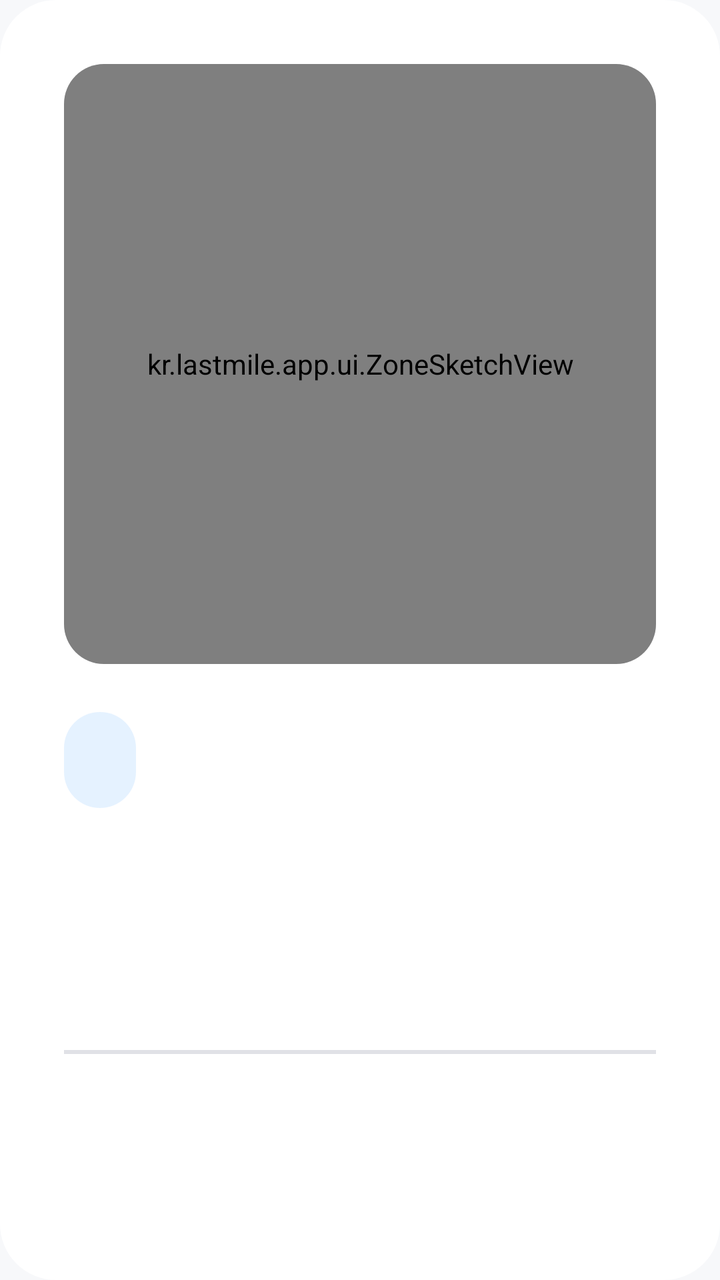
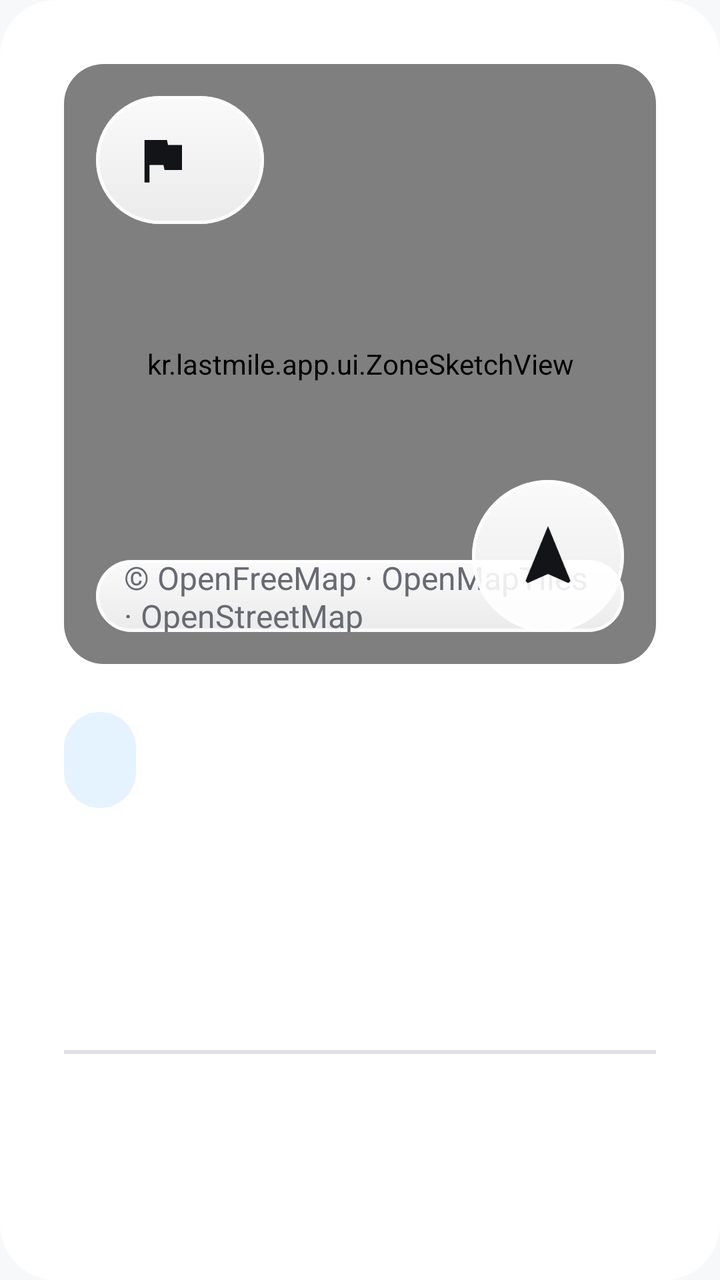

Before-and-after screenshots of an Android layout around one commit, followed by the original layout XML and the change that was made.
<!-- AndroidManifest.xml: application theme Theme.LastMile -->
<!-- res/layout/card_detail.xml -->
<?xml version="1.0" encoding="utf-8"?>
<LinearLayout xmlns:android="http://schemas.android.com/apk/res/android" android:layout_width="match_parent" android:layout_height="wrap_content"
    android:orientation="vertical" android:background="@drawable/bg_card" android:padding="@dimen/card_padding">
    <FrameLayout android:id="@+id/mapSlotIdle" android:layout_width="match_parent" android:layout_height="300dp" android:background="@drawable/bg_map" android:clipToOutline="true" android:layout_marginBottom="24dp">
        <kr.lastmile.app.ui.ZoneSketchView android:id="@+id/idleSketch" android:layout_width="match_parent" android:layout_height="match_parent"/>
    </FrameLayout>
    <TextView android:id="@+id/detailCategory" style="@style/Chip" android:layout_width="wrap_content" android:layout_height="wrap_content" android:background="@drawable/bg_chip_accent" android:textColor="@color/accent" android:minHeight="48dp" android:paddingStart="18dp" android:paddingEnd="18dp"/>
    <TextView android:id="@+id/detailName" style="@style/Text.Title" android:layout_width="match_parent" android:layout_height="wrap_content" android:layout_marginTop="16dp" android:maxLines="2" android:ellipsize="end"/>
    <TextView android:id="@+id/detailAddress" style="@style/Text.Label" android:layout_width="match_parent" android:layout_height="wrap_content" android:layout_marginTop="6dp" android:maxLines="1" android:ellipsize="end"/>
    <View android:layout_width="match_parent" android:layout_height="2dp" android:background="@color/outline" android:layout_marginTop="24dp" android:layout_marginBottom="20dp"/>
    <include android:id="@+id/detailCurb" layout="@layout/row_fact"/>
    <include android:id="@+id/detailParking" layout="@layout/row_fact" android:layout_width="match_parent" android:layout_height="wrap_content" android:layout_marginTop="18dp"/>
    <include android:id="@+id/detailMeet" layout="@layout/row_fact" android:layout_width="match_parent" android:layout_height="wrap_content" android:layout_marginTop="18dp"/>
    <View android:layout_width="match_parent" android:layout_height="2dp" android:background="@color/outline" android:layout_marginTop="20dp" android:layout_marginBottom="20dp"/>
    
    <LinearLayout android:id="@+id/meetingCard" android:layout_width="match_parent" android:layout_height="wrap_content" android:orientation="horizontal" android:gravity="center_vertical" android:clickable="true" android:focusable="true">
        <ImageView android:layout_width="44dp" android:layout_height="44dp" android:src="@drawable/ic_bell" android:tint="@color/text_primary"/>
        <LinearLayout android:layout_width="0dp" android:layout_weight="1" android:layout_height="wrap_content" android:orientation="vertical" android:layout_marginStart="20dp" android:layout_marginEnd="12dp">
            <TextView style="@style/Text.Body" android:layout_width="wrap_content" android:layout_height="wrap_content" android:textStyle="bold" android:text="@string/meeting_mode"/>
            <TextView android:id="@+id/meetingDesc" style="@style/Text.Label" android:layout_width="match_parent" android:layout_height="wrap_content" android:layout_marginTop="4dp" android:maxLines="2" android:ellipsize="end" android:text="@string/meeting_off"/>
        </LinearLayout>
        <FrameLayout android:layout_width="110dp" android:layout_height="60dp">
            <com.google.android.material.materialswitch.MaterialSwitch android:id="@+id/meetingSwitch" android:layout_width="wrap_content" android:layout_height="wrap_content" android:layout_gravity="center" android:scaleX="1.5" android:scaleY="1.5"/>
        </FrameLayout>
    </LinearLayout>
</LinearLayout>
<!-- res/layout/row_fact.xml (included above) -->
<?xml version="1.0" encoding="utf-8"?>
<LinearLayout xmlns:android="http://schemas.android.com/apk/res/android" android:layout_width="match_parent" android:layout_height="wrap_content" android:orientation="horizontal" android:gravity="center_vertical">
    <ImageView android:id="@+id/factIcon" android:layout_width="44dp" android:layout_height="44dp" android:tint="@color/text_primary"/>
    <TextView android:id="@+id/factLabel" style="@style/Text.Label" android:layout_width="96dp" android:layout_height="wrap_content" android:layout_marginStart="20dp"/>
    <TextView android:id="@+id/factValue" style="@style/Text.Body" android:layout_width="0dp" android:layout_weight="1" android:layout_height="wrap_content" android:textStyle="bold" android:maxLines="2" android:ellipsize="end"/>
</LinearLayout>
<!-- resources referenced by this layout -->
<resources>
  <color name="accent">@color/informative_positive</color>
  <color name="outline">@color/basic_600</color>
  <color name="text_primary">@color/basic_100</color>
  <dimen name="card_padding">32dp</dimen>
  <string name="meeting_mode">마중 알림</string>
  <string name="meeting_off">기다리는 사람에게 도착 소식을 자동으로 보내요</string>
  <style name="Text.Body"><item name="android:textSize">@dimen/text_body</item><item name="android:lineSpacingMultiplier">1.25</item></style>
  <style name="Text.Label"><item name="android:textSize">@dimen/text_label</item><item name="android:textColor">@color/text_secondary</item></style>
  <color name="informative_positive">#0082FF</color>
  <color name="basic_600">#E0E1E6</color>
  <color name="basic_100">#131417</color>
  <color name="surface">@color/basic_900</color>
  <dimen name="card_radius">28dp</dimen>
  <color name="accent_container">#1A0082FF</color>
  <color name="surface_variant">@color/basic_700</color>
  <dimen name="chip_height">60dp</dimen>
  <dimen name="text_label">24sp</dimen>
  <dimen name="text_body">30sp</dimen>
  <color name="text_secondary">@color/basic_300</color>
  <dimen name="text_title">40sp</dimen>
  <color name="background">@color/basic_800</color>
  <color name="button_primary">@color/basic_100</color>
  <color name="text_on_primary">@color/basic_900</color>
  <style name="Theme.LastMile.Sheet" parent="ThemeOverlay.Material3.BottomSheetDialog">
          <item name="bottomSheetStyle">@style/Widget.LastMile.Sheet</item>
      </style>
  <color name="basic_900">#FFFFFF</color>
  <color name="basic_700">#EDEEF2</color>
  <color name="basic_300">#686A72</color>
  <color name="basic_800">#F7F8FA</color>
  <!-- unchanged entries left out for length: 10 -->
</resources>

<!-- the commit's change to res/layout/card_detail.xml (unified diff, before → after) -->
@@ -3,6 +3,7 @@
     android:orientation="vertical" android:background="@drawable/bg_card" android:padding="@dimen/card_padding">
     <FrameLayout android:id="@+id/mapSlotIdle" android:layout_width="match_parent" android:layout_height="300dp" android:background="@drawable/bg_map" android:clipToOutline="true" android:layout_marginBottom="24dp">
         <kr.lastmile.app.ui.ZoneSketchView android:id="@+id/idleSketch" android:layout_width="match_parent" android:layout_height="match_parent"/>
+        <include layout="@layout/view_map_glass"/>
     </FrameLayout>
     <TextView android:id="@+id/detailCategory" style="@style/Chip" android:layout_width="wrap_content" android:layout_height="wrap_content" android:background="@drawable/bg_chip_accent" android:textColor="@color/accent" android:minHeight="48dp" android:paddingStart="18dp" android:paddingEnd="18dp"/>
     <TextView android:id="@+id/detailName" style="@style/Text.Title" android:layout_width="match_parent" android:layout_height="wrap_content" android:layout_marginTop="16dp" android:maxLines="2" android:ellipsize="end"/>
@@ -24,6 +25,20 @@
         </FrameLayout>
     </LinearLayout>
 </LinearLayout>
+<!-- res/layout/view_map_glass.xml (included above) -->
+<?xml version="1.0" encoding="utf-8"?>
+<merge xmlns:android="http://schemas.android.com/apk/res/android">
+    <LinearLayout android:id="@+id/glassTitle" android:layout_width="wrap_content" android:layout_height="64dp" android:orientation="horizontal" android:gravity="center_vertical"
+        android:layout_gravity="top|start" android:layout_margin="16dp" android:paddingStart="18dp" android:paddingEnd="24dp"
+        android:background="@drawable/bg_glass" android:elevation="8dp" android:outlineProvider="background" android:maxWidth="560dp">
+        <ImageView android:id="@+id/glassIcon" android:layout_width="30dp" android:layout_height="30dp" android:src="@drawable/ic_flag" android:tint="@color/text_primary"/>
+        <TextView android:id="@+id/glassText" style="@style/Text.Label" android:layout_width="wrap_content" android:layout_height="wrap_content" android:layout_marginStart="12dp" android:textColor="@color/text_primary" android:textStyle="bold" android:maxLines="1" android:ellipsize="end" android:maxWidth="460dp"/>
+    </LinearLayout>
+    <ImageButton android:id="@+id/recenterButton" android:layout_width="76dp" android:layout_height="76dp" android:layout_gravity="bottom|end" android:layout_margin="16dp"
+        android:background="@drawable/bg_glass_circle" android:elevation="8dp" android:outlineProvider="background" android:src="@drawable/ic_navigation" android:tint="@color/text_primary" android:padding="20dp" android:scaleType="fitCenter" android:contentDescription="@string/recenter"/>
+    <TextView android:id="@+id/glassCredit" style="@style/Text.Caption" android:layout_width="wrap_content" android:layout_height="36dp" android:gravity="center_vertical" android:layout_gravity="bottom|start" android:layout_margin="16dp"
+        android:paddingStart="14dp" android:paddingEnd="14dp" android:textSize="16sp" android:textColor="@color/text_secondary" android:background="@drawable/bg_glass" android:elevation="4dp" android:outlineProvider="background" android:text="@string/map_credit"/>
+</merge>
 <!-- res/layout/row_fact.xml (included above) -->
 <?xml version="1.0" encoding="utf-8"?>
 <LinearLayout xmlns:android="http://schemas.android.com/apk/res/android" android:layout_width="match_parent" android:layout_height="wrap_content" android:orientation="horizontal" android:gravity="center_vertical">
<!-- resource entries referenced after the edit -->
@@ -4,9 +4,32 @@
   <color name="outline">@color/basic_600</color>
   <color name="text_primary">@color/basic_100</color>
   <dimen name="card_padding">32dp</dimen>
+  <!-- drawable bg_glass (drawable) -->
+  <?xml version="1.0" encoding="utf-8"?>
+  <layer-list xmlns:android="http://schemas.android.com/apk/res/android">
+      <item><shape android:shape="rectangle"><corners android:radius="999dp"/><gradient android:angle="270" android:startColor="#F5FFFFFF" android:endColor="#D6FFFFFF"/></shape></item>
+      <item><shape android:shape="rectangle"><corners android:radius="999dp"/><solid android:color="@android:color/transparent"/><stroke android:width="1.5dp" android:color="#CCFFFFFF"/></shape></item>
+  </layer-list>
+  <!-- drawable bg_glass_circle (drawable) -->
+  <?xml version="1.0" encoding="utf-8"?>
+  <layer-list xmlns:android="http://schemas.android.com/apk/res/android">
+      <item><shape android:shape="oval"><gradient android:angle="270" android:startColor="#F5FFFFFF" android:endColor="#D6FFFFFF"/></shape></item>
+      <item><shape android:shape="oval"><solid android:color="@android:color/transparent"/><stroke android:width="1.5dp" android:color="#CCFFFFFF"/></shape></item>
+  </layer-list>
+  <!-- drawable ic_flag (drawable) -->
+  <vector xmlns:android="http://schemas.android.com/apk/res/android" android:width="24dp" android:height="24dp" android:viewportWidth="24" android:viewportHeight="24" android:tint="?attr/colorControlNormal">
+      <path android:fillColor="#FFFFFFFF" android:pathData="M14.4,6L14,4H5v17h2v-7h5.6l0.4,2h7V6z"/>
+  </vector>
+  <!-- drawable ic_navigation (drawable) -->
+  <vector xmlns:android="http://schemas.android.com/apk/res/android" android:width="24dp" android:height="24dp" android:viewportWidth="24" android:viewportHeight="24" android:tint="?attr/colorControlNormal">
+      <path android:fillColor="#FFFFFFFF" android:pathData="M12,2L4.5,20.29l0.71,0.71L12,18l6.79,3 0.71,-0.71z"/>
+  </vector>
+  <string name="map_credit">© OpenFreeMap · OpenMapTiles · OpenStreetMap</string>
   <string name="meeting_mode">마중 알림</string>
   <string name="meeting_off">기다리는 사람에게 도착 소식을 자동으로 보내요</string>
+  <string name="recenter">현재 위치로</string>
   <style name="Text.Body"><item name="android:textSize">@dimen/text_body</item><item name="android:lineSpacingMultiplier">1.25</item></style>
+  <style name="Text.Caption"><item name="android:textSize">@dimen/text_caption</item><item name="android:textColor">@color/text_tertiary</item></style>
   <style name="Text.Label"><item name="android:textSize">@dimen/text_label</item><item name="android:textColor">@color/text_secondary</item></style>
   <color name="informative_positive">#0082FF</color>
   <color name="basic_600">#E0E1E6</color>
@@ -18,6 +41,8 @@
   <dimen name="chip_height">60dp</dimen>
   <dimen name="text_label">24sp</dimen>
   <dimen name="text_body">30sp</dimen>
+  <dimen name="text_caption">20sp</dimen>
+  <color name="text_tertiary">@color/basic_400</color>
   <color name="text_secondary">@color/basic_300</color>
   <dimen name="text_title">40sp</dimen>
   <color name="background">@color/basic_800</color>
@@ -28,6 +53,7 @@
       </style>
   <color name="basic_900">#FFFFFF</color>
   <color name="basic_700">#EDEEF2</color>
+  <color name="basic_400">#A4A8AE</color>
   <color name="basic_300">#686A72</color>
   <color name="basic_800">#F7F8FA</color>
   <!-- unchanged entries left out for length: 10 -->
